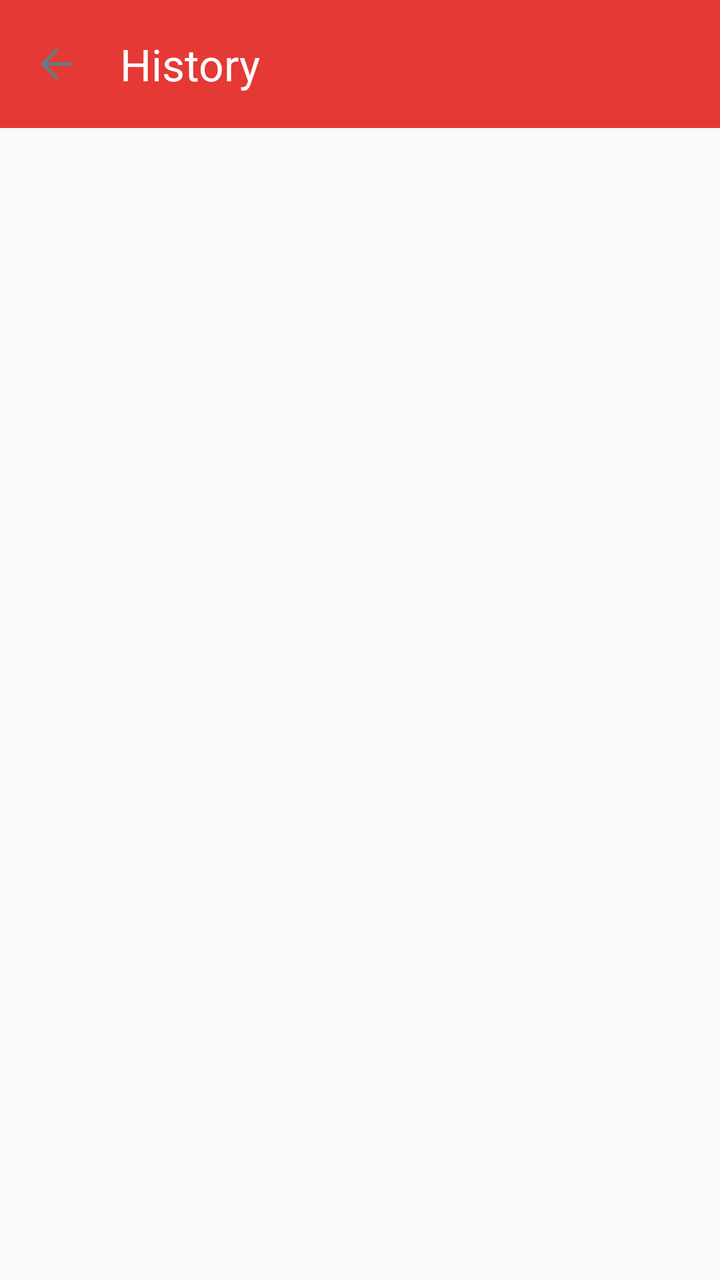
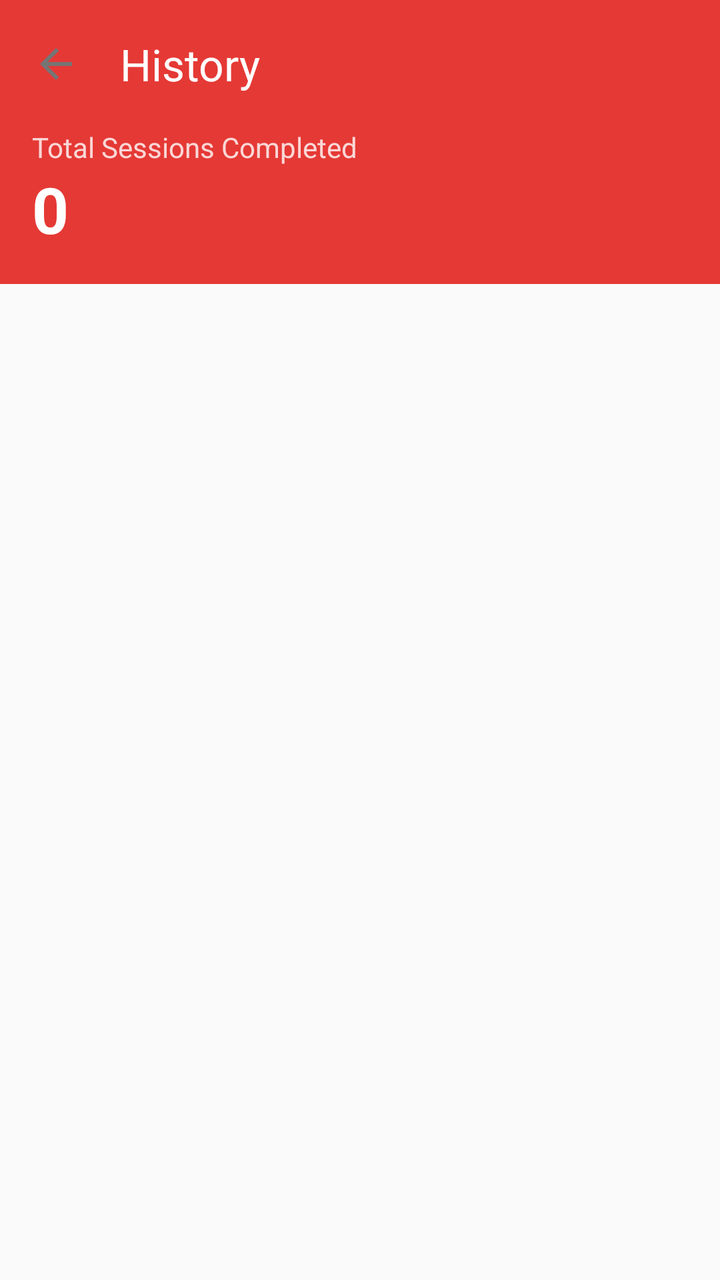

Two renders of the same Android screen: before a commit and after it. Below are the layout's source before the change and the commit's diff.
<!-- AndroidManifest.xml: application theme Theme.Pomodoro -->
<!-- res/layout/activity_history.xml -->
<?xml version="1.0" encoding="utf-8"?>
<androidx.constraintlayout.widget.ConstraintLayout xmlns:android="http://schemas.android.com/apk/res/android"
    xmlns:app="http://schemas.android.com/apk/res-auto"
    android:layout_width="match_parent"
    android:layout_height="match_parent"
    android:background="@color/background">

    <com.google.android.material.appbar.MaterialToolbar
        android:id="@+id/toolbar"
        android:layout_width="match_parent"
        android:layout_height="?attr/actionBarSize"
        android:background="@color/primary"
        app:title="History"
        app:titleTextColor="@color/white"
        app:navigationIcon="@drawable/ic_back"
        app:layout_constraintTop_toTopOf="parent" />

    <androidx.recyclerview.widget.RecyclerView
        android:id="@+id/rvHistory"
        android:layout_width="match_parent"
        android:layout_height="0dp"
        android:clipToPadding="false"
        android:paddingTop="8dp"
        android:paddingBottom="16dp"
        app:layout_constraintTop_toBottomOf="@id/toolbar"
        app:layout_constraintBottom_toBottomOf="parent" />

    <TextView
        android:id="@+id/tvEmptyState"
        android:layout_width="wrap_content"
        android:layout_height="wrap_content"
        android:text="No session history yet.\nComplete your first Pomodoro!"
        android:textSize="16sp"
        android:textColor="@color/text_secondary"
        android:gravity="center"
        android:visibility="gone"
        app:layout_constraintTop_toTopOf="@id/rvHistory"
        app:layout_constraintBottom_toBottomOf="parent"
        app:layout_constraintStart_toStartOf="parent"
        app:layout_constraintEnd_toEndOf="parent" />

</androidx.constraintlayout.widget.ConstraintLayout>
<!-- resources referenced by this layout -->
<resources>
  <color name="background">#FAFAFA</color>
  <color name="primary">#E53935</color>
  <color name="text_secondary">#757575</color>
  <color name="white">#FFFFFFFF</color>
  <!-- drawable ic_back (drawable) -->
  <vector xmlns:android="http://schemas.android.com/apk/res/android"
      android:width="24dp"
      android:height="24dp"
      android:viewportWidth="24"
      android:viewportHeight="24"
      android:tint="?attr/colorControlNormal"
      android:autoMirrored="true">
      <path
          android:fillColor="@android:color/white"
          android:pathData="M20,11H7.83l5.59,-5.59L12,4l-8,8 8,8 1.41,-1.41L7.83,13H20v-2z"/>
  </vector>
  <style name="Theme.Pomodoro" parent="Base.Theme.Pomodoro" />
  <style name="Base.Theme.Pomodoro" parent="Theme.Material3.Light.NoActionBar">
          <item name="colorPrimary">@color/primary</item>
          <item name="colorPrimaryVariant">@color/primary_dark</item>
          <item name="colorSecondary">@color/secondary</item>
          <item name="colorAccent">@color/accent</item>
          <item name="android:statusBarColor">@color/primary</item>
          <item name="android:navigationBarColor">@color/white</item>
          <item name="android:windowLightStatusBar">false</item>
          <item name="android:textColorPrimary">@color/text_primary</item>
          <item name="android:textColorSecondary">@color/text_secondary</item>
      </style>
  <color name="primary_dark">#C62828</color>
  <color name="secondary">#43A047</color>
  <color name="accent">#FFA726</color>
  <color name="text_primary">#212121</color>
</resources>

<!-- the commit's change to res/layout/activity_history.xml (unified diff, before → after) -->
@@ -5,15 +5,51 @@
     android:layout_height="match_parent"
     android:background="@color/background">
 
-    <com.google.android.material.appbar.MaterialToolbar
-        android:id="@+id/toolbar"
+    <com.google.android.material.appbar.AppBarLayout
+        android:id="@+id/appBarLayout"
         android:layout_width="match_parent"
-        android:layout_height="?attr/actionBarSize"
-        android:background="@color/primary"
-        app:title="History"
-        app:titleTextColor="@color/white"
-        app:navigationIcon="@drawable/ic_back"
-        app:layout_constraintTop_toTopOf="parent" />
+        android:layout_height="wrap_content"
+        app:layout_constraintTop_toTopOf="parent">
+
+        <com.google.android.material.appbar.MaterialToolbar
+            android:id="@+id/toolbar"
+            android:layout_width="match_parent"
+            android:layout_height="?attr/actionBarSize"
+            android:background="@color/primary"
+            app:title="History"
+            app:titleTextColor="@color/white"
+            app:navigationIcon="@drawable/ic_back" />
+
+        <LinearLayout
+            android:id="@+id/llStatsHeader"
+            android:layout_width="match_parent"
+            android:layout_height="wrap_content"
+            android:background="@color/primary"
+            android:orientation="vertical"
+            android:paddingStart="16dp"
+            android:paddingEnd="16dp"
+            android:paddingBottom="16dp">
+
+            <TextView
+                android:id="@+id/tvTotalSessionsLabel"
+                android:layout_width="wrap_content"
+                android:layout_height="wrap_content"
+                android:text="Total Sessions Completed"
+                android:textColor="@color/white"
+                android:alpha="0.8"
+                android:textSize="14sp" />
+
+            <TextView
+                android:id="@+id/tvTotalSessionsCount"
+                android:layout_width="wrap_content"
+                android:layout_height="wrap_content"
+                android:text="0"
+                android:textColor="@color/white"
+                android:textSize="32sp"
+                android:textStyle="bold" />
+
+        </LinearLayout>
+    </com.google.android.material.appbar.AppBarLayout>
 
     <androidx.recyclerview.widget.RecyclerView
         android:id="@+id/rvHistory"
@@ -22,7 +58,7 @@
         android:clipToPadding="false"
         android:paddingTop="8dp"
         android:paddingBottom="16dp"
-        app:layout_constraintTop_toBottomOf="@id/toolbar"
+        app:layout_constraintTop_toBottomOf="@id/appBarLayout"
         app:layout_constraintBottom_toBottomOf="parent" />
 
     <TextView
